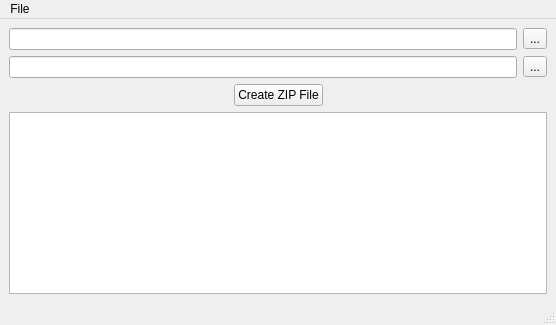
First picture: the form in src/editor/mapbox/ingamemapimagepyramidwindow.ui, repository timbaker/pzworlded, before the edit.
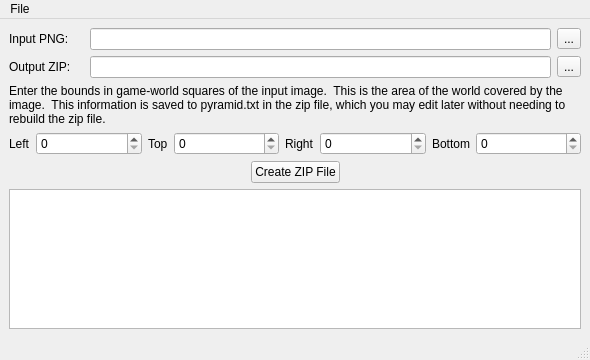
Second picture: the form after the edit.

Commit message: Create pyramid.txt when creating an image-pyramid zip file.

```diff
--- a/src/editor/mapbox/ingamemapimagepyramidwindow.ui
+++ b/src/editor/mapbox/ingamemapimagepyramidwindow.ui
@@ -6,8 +6,8 @@
    <rect>
     <x>0</x>
     <y>0</y>
-    <width>556</width>
-    <height>325</height>
+    <width>590</width>
+    <height>360</height>
    </rect>
   </property>
   <property name="windowTitle">
@@ -17,6 +17,19 @@
    <layout class="QGridLayout" name="gridLayout_3">
     <item row="0" column="0">
      <layout class="QHBoxLayout" name="horizontalLayout">
+      <item>
+       <widget class="QLabel" name="label">
+        <property name="minimumSize">
+         <size>
+          <width>75</width>
+          <height>0</height>
+         </size>
+        </property>
+        <property name="text">
+         <string>Input PNG:</string>
+        </property>
+       </widget>
+      </item>
       <item>
        <widget class="QLineEdit" name="inputNameEdit"/>
       </item>
@@ -29,10 +42,7 @@
       </item>
      </layout>
     </item>
-    <item row="4" column="0">
-     <widget class="QPlainTextEdit" name="logText"/>
-    </item>
-    <item row="3" column="0">
+    <item row="5" column="0">
      <layout class="QHBoxLayout" name="horizontalLayout_3">
       <item>
        <spacer name="horizontalSpacer_2">
@@ -71,6 +81,19 @@
     </item>
     <item row="1" column="0">
      <layout class="QHBoxLayout" name="horizontalLayout_2">
+      <item>
+       <widget class="QLabel" name="label_2">
+        <property name="minimumSize">
+         <size>
+          <width>75</width>
+          <height>0</height>
+         </size>
+        </property>
+        <property name="text">
+         <string>Output ZIP:</string>
+        </property>
+       </widget>
+      </item>
       <item>
        <widget class="QLineEdit" name="outputNameEdit"/>
       </item>
@@ -83,6 +106,103 @@
       </item>
      </layout>
     </item>
+    <item row="6" column="0">
+     <widget class="QPlainTextEdit" name="logText"/>
+    </item>
+    <item row="3" column="0">
+     <layout class="QHBoxLayout" name="horizontalLayout_4">
+      <item>
+       <widget class="QLabel" name="label_4">
+        <property name="text">
+         <string>Left</string>
+        </property>
+       </widget>
+      </item>
+      <item>
+       <widget class="QSpinBox" name="xMin">
+        <property name="sizePolicy">
+         <sizepolicy hsizetype="Minimum" vsizetype="Fixed">
+          <horstretch>1</horstretch>
+          <verstretch>0</verstretch>
+         </sizepolicy>
+        </property>
+        <property name="maximum">
+         <number>500000</number>
+        </property>
+       </widget>
+      </item>
+      <item>
+       <widget class="QLabel" name="label_5">
+        <property name="text">
+         <string>Top</string>
+        </property>
+       </widget>
+      </item>
+      <item>
+       <widget class="QSpinBox" name="yMin">
+        <property name="sizePolicy">
+         <sizepolicy hsizetype="Minimum" vsizetype="Fixed">
+          <horstretch>1</horstretch>
+          <verstretch>0</verstretch>
+         </sizepolicy>
+        </property>
+        <property name="maximum">
+         <number>500000</number>
+        </property>
+       </widget>
+      </item>
+      <item>
+       <widget class="QLabel" name="label_6">
+        <property name="text">
+         <string>Right</string>
+        </property>
+       </widget>
+      </item>
+      <item>
+       <widget class="QSpinBox" name="xMax">
+        <property name="sizePolicy">
+         <sizepolicy hsizetype="Minimum" vsizetype="Fixed">
+          <horstretch>1</horstretch>
+          <verstretch>0</verstretch>
+         </sizepolicy>
+        </property>
+        <property name="maximum">
+         <number>500000</number>
+        </property>
+       </widget>
+      </item>
+      <item>
+       <widget class="QLabel" name="label_7">
+        <property name="text">
+         <string>Bottom</string>
+        </property>
+       </widget>
+      </item>
+      <item>
+       <widget class="QSpinBox" name="yMax">
+        <property name="sizePolicy">
+         <sizepolicy hsizetype="Minimum" vsizetype="Fixed">
+          <horstretch>1</horstretch>
+          <verstretch>0</verstretch>
+         </sizepolicy>
+        </property>
+        <property name="maximum">
+         <number>500000</number>
+        </property>
+       </widget>
+      </item>
+     </layout>
+    </item>
+    <item row="2" column="0">
+     <widget class="QLabel" name="label_3">
+      <property name="text">
+       <string>Enter the bounds in game-world squares of the input image.  This is the area of the world covered by the image.  This information is saved to pyramid.txt in the zip file, which you may edit later without needing to rebuild the zip file.</string>
+      </property>
+      <property name="wordWrap">
+       <bool>true</bool>
+      </property>
+     </widget>
+    </item>
    </layout>
   </widget>
   <widget class="QMenuBar" name="menubar">
@@ -90,7 +210,7 @@
     <rect>
      <x>0</x>
      <y>0</y>
-     <width>556</width>
+     <width>590</width>
      <height>21</height>
     </rect>
    </property>
```
The commit also changes 3 other files.
